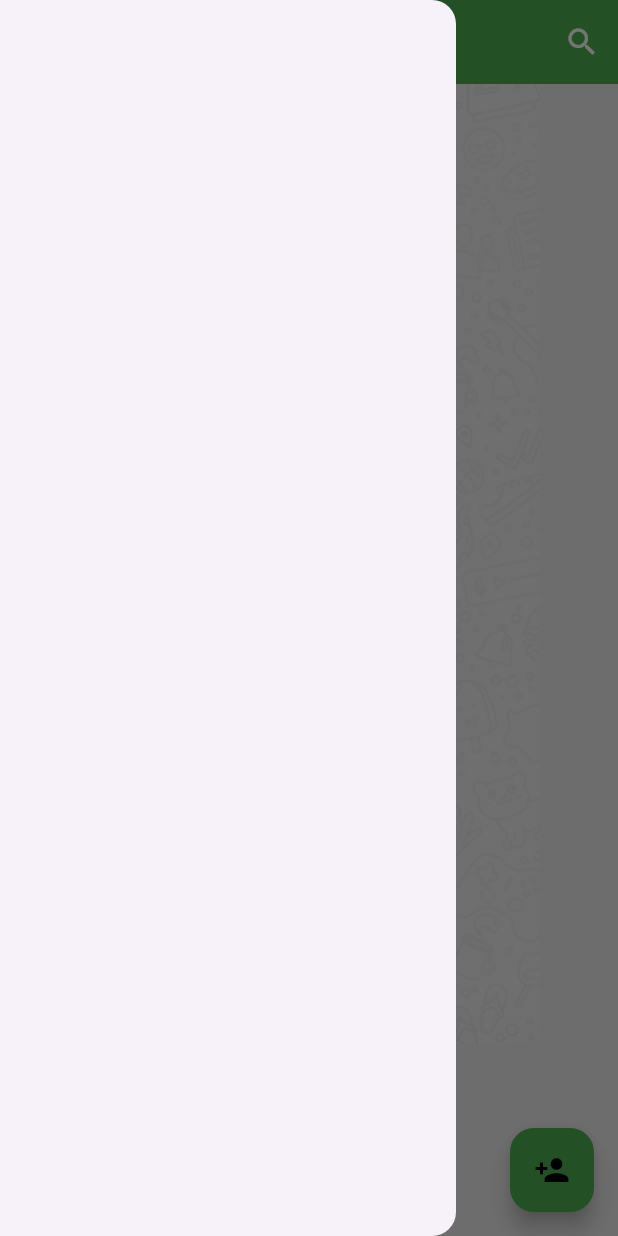
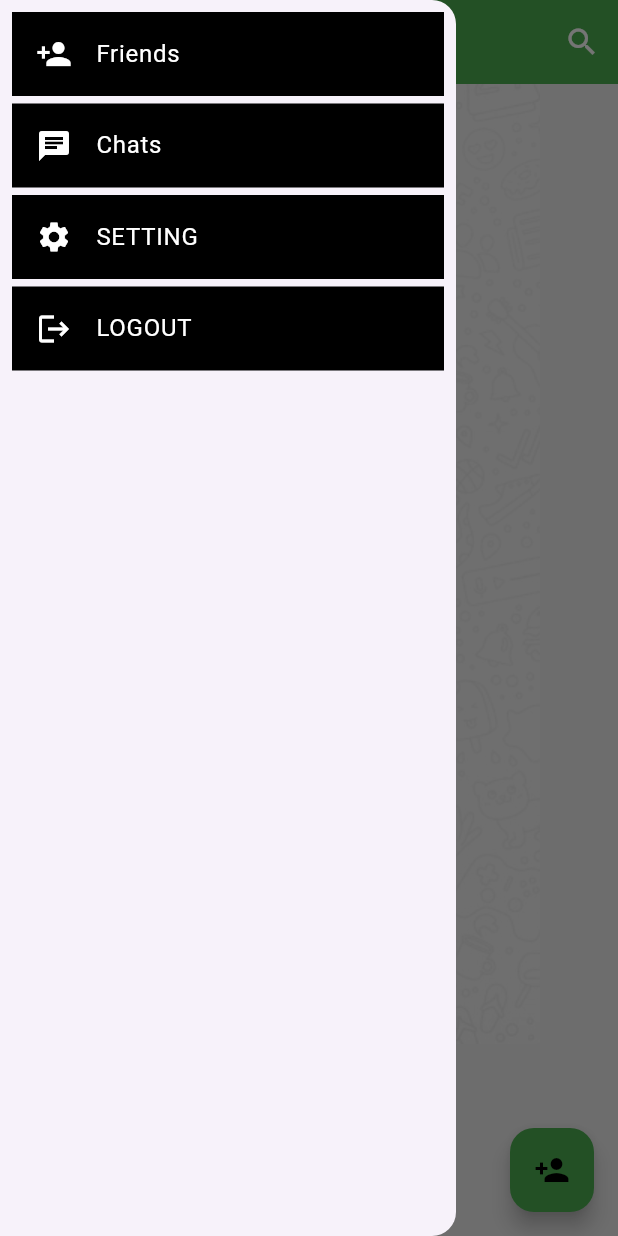
Before and after one commit to raohamza721/chat_app_magma, a Flutter app: the ChatsScreen screen opened directly, with the side drawer open, on a phone screen of 412 x 824 dp. Run offline on Flutter 3.47's test engine with Material 3 defaults, Android fonts, the phone set to English and light mode, and no system bars; our stand-ins replace cloud_firestore, firebase_auth, firebase_core, get, google_sign_in; accounts and stored records are empty.

Commit message:
drawer done

```diff
--- a/lib/screens/chat_screen.dart
+++ b/lib/screens/chat_screen.dart
@@ -33,10 +33,53 @@ class ChatsScreen extends StatelessWidget {
       ),
       drawer: Drawer(
 
-        child: ListView(
-          children: [
-            // DrawerHeader(child: Image.asset('assets/images/icons/splashlogo.png'))
-          ],
+        child: Padding(
+          padding: const EdgeInsets.all(8.0),
+          child: ListView(
+
+            children: const [
+              // DrawerHeader(child: Image.asset('assets/images/icons/splashlogo.png'))
+              ListTile(
+                tileColor: Colors.black,
+                leading: Icon(Icons.person_add,color: Colors.white,),
+                title: Text('Friends',style: TextStyle(
+                  color: Colors.white
+                ),),
+              ),
+              const SizedBox(height: 5 ),
+              ListTile(
+                tileColor: Colors.black,
+                leading: Icon(Icons.chat,
+                  color: Colors.white,
+                ),
+                title: Text('Chats',
+                  style: TextStyle(
+                  color: Colors.white,)
+                  ,),
+              ),
+              const SizedBox(height: 5 ),
+
+              ListTile(
+                tileColor: Colors.black,
+                leading: Icon(Icons.settings,
+                  color: Colors.white,
+                ),
+                title: Text('SETTING',  style: TextStyle(
+                  color: Colors.white,)),
+              ),
+              const SizedBox(height: 5 ),
+
+              ListTile(
+                tileColor: Colors.black,
+
+                leading: Icon(Icons.logout,
+                  color: Colors.white,
+                ),
+                title: Text('LOGOUT',  style: TextStyle(
+                  color: Colors.white,)),
+              )
+            ],
+          ),
         ),
       ),
 
```
